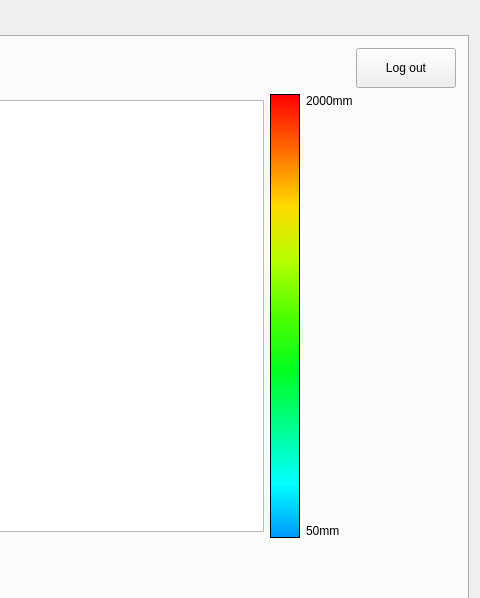
The window that DesktopApp/desktopapp.ui (michaelfong2017/landmark-annotator-desktop) describes before a commit, drawn with Qt 5; both pictures show x 805 to 1285 and y 0 to 598 of the 1285 by 920 pixel window.
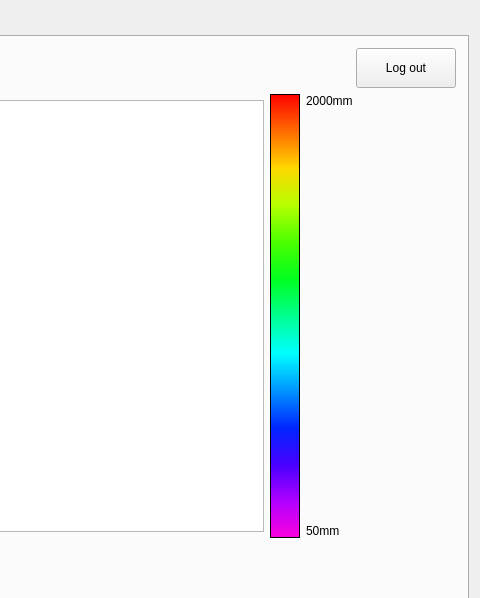
The same window after the commit. The open tabs and pages were chosen to show the change.

Commit message: linear gradient bar updaye

Diff of the .ui file:
```diff
--- a/DesktopApp/desktopapp.ui
+++ b/DesktopApp/desktopapp.ui
@@ -1575,7 +1575,7 @@
                   </size>
                  </property>
                  <property name="styleSheet">
-                  <string notr="true">background: qlineargradient( x1:0 y1:0, x2:0 y2:1, stop:0 #FF0000, stop:0.125 #FF6A00, stop:0.25 #FFD800, stop:0.375 #B6FF00, stop:0.5 #4CFF00, stop:0.625 #00FF21, stop:0.75 #00FF90, stop:0.875 #00FFFF, stop:1 #0094FF);</string>
+                  <string notr="true">background: qlineargradient( x1:0 y1:0, x2:0 y2:1, stop:0 #FF0000, stop:0.083 #FF6A00, stop:0.167 #FFD800, stop:0.25 #B6FF00, stop:0.333 #4CFF00, stop:0.417 #00FF21, stop:0.5 #00FF90, stop:0.583 #00FFFF, stop:0.667 #0094FF, stop:0.75 #0026FF, stop:0.833 #4800FF, stop:0.917 #B200FF, stop:1 #FF00DC);</string>
                  </property>
                 </widget>
                </item>
```
Left out of the diff: 2 changed lines with no effect on the pictures.
